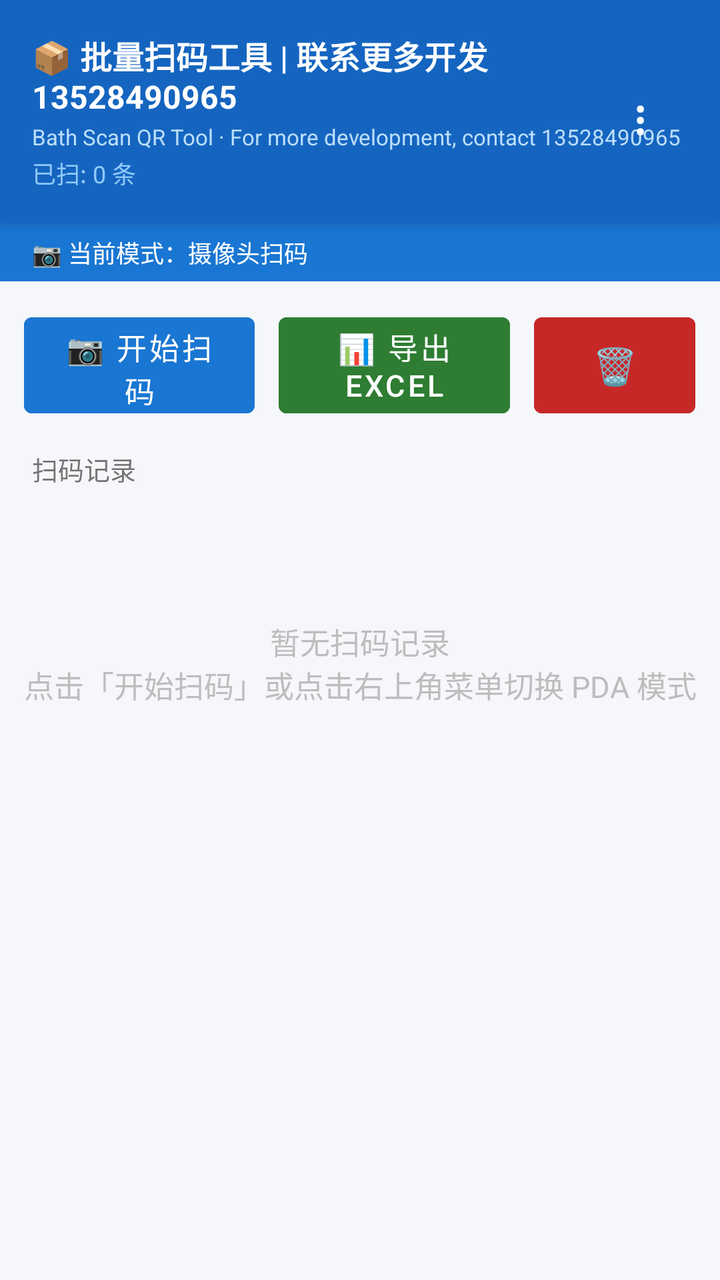
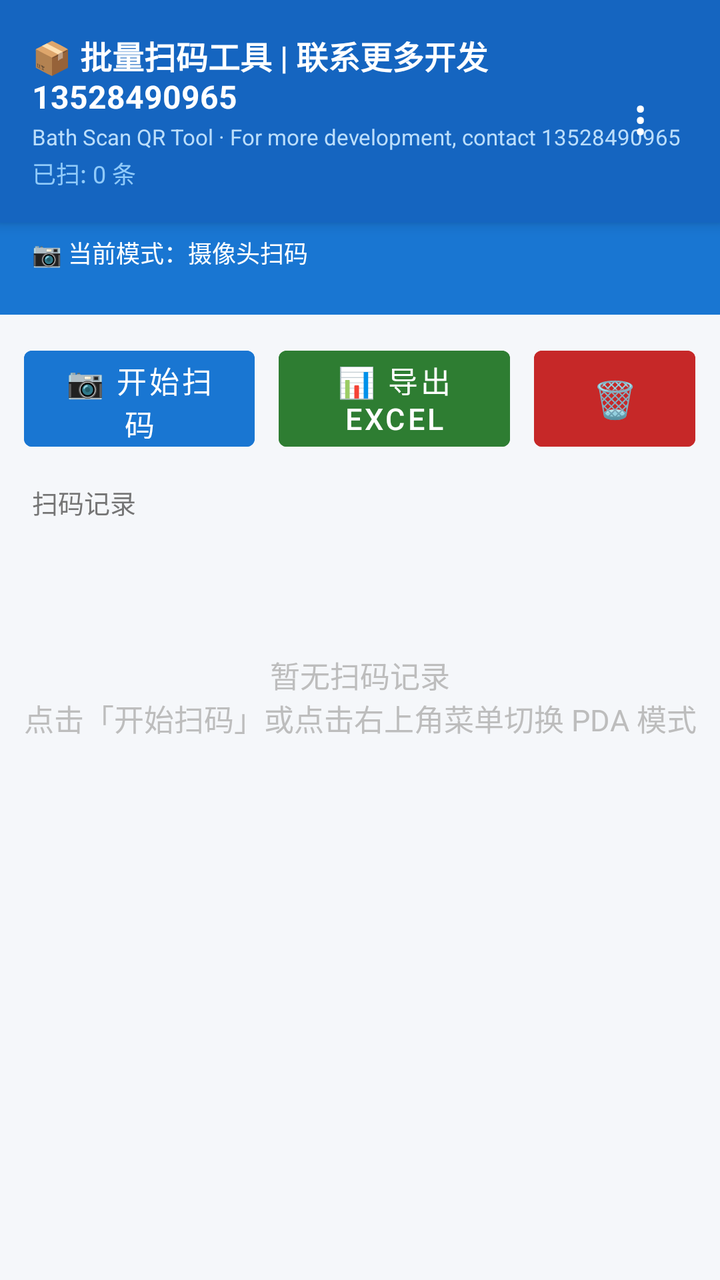

Before-and-after screenshots of an Android layout around one commit, followed by the original layout XML and the change that was made.
<!-- AndroidManifest.xml: application theme Theme.QRScanner -->
<!-- res/layout/activity_main.xml -->
<?xml version="1.0" encoding="utf-8"?>
<androidx.constraintlayout.widget.ConstraintLayout
    xmlns:android="http://schemas.android.com/apk/res/android"
    xmlns:app="http://schemas.android.com/apk/res-auto"
    android:layout_width="match_parent"
    android:layout_height="match_parent"
    android:background="#F5F7FA">

    <RelativeLayout
        android:id="@+id/toolbar"
        android:layout_width="0dp"
        android:layout_height="wrap_content"
        android:background="#1565C0"
        android:paddingStart="16dp"
        android:paddingEnd="16dp"
        android:paddingTop="16dp"
        android:paddingBottom="16dp"
        android:elevation="4dp"
        app:layout_constraintTop_toTopOf="parent"
        app:layout_constraintStart_toStartOf="parent"
        app:layout_constraintEnd_toEndOf="parent">

        <LinearLayout
            android:layout_width="wrap_content"
            android:layout_height="wrap_content"
            android:layout_alignParentStart="true"
            android:orientation="vertical">

            <TextView
                android:layout_width="wrap_content"
                android:layout_height="wrap_content"
                android:text="📦 批量扫码工具 | 联系更多开发 13528490965"
                android:textColor="#FFFFFF"
                android:textSize="16sp"
                android:textStyle="bold" />

            <TextView
                android:layout_width="wrap_content"
                android:layout_height="wrap_content"
                android:text="Bath Scan QR Tool · For more development, contact 13528490965"
                android:textColor="#BBDEFB"
                android:textSize="11sp"
                android:layout_marginTop="2dp" />

            <TextView
                android:id="@+id/tvCounter"
                android:layout_width="wrap_content"
                android:layout_height="wrap_content"
                android:text="已扫: 0 条"
                android:textColor="#90CAF9"
                android:textSize="12sp"
                android:layout_marginTop="2dp" />

        </LinearLayout>

        <Button
            android:id="@+id/btnMenu"
            android:layout_width="48dp"
            android:layout_height="48dp"
            android:layout_alignParentEnd="true"
            android:layout_centerVertical="true"
            android:background="?attr/selectableItemBackgroundBorderless"
            android:text="⋮"
            android:textSize="24sp"
            android:textColor="#FFFFFF"
            android:contentDescription="菜单" />

    </RelativeLayout>

    <TextView
        android:id="@+id/tvModeBar"
        android:layout_width="0dp"
        android:layout_height="wrap_content"
        android:text="📷 当前模式：摄像头扫码"
        android:textSize="12sp"
        android:textColor="#FFFFFF"
        android:background="#1976D2"
        android:paddingStart="16dp"
        android:paddingEnd="16dp"
        android:paddingTop="6dp"
        android:paddingBottom="6dp"
        app:layout_constraintTop_toBottomOf="@id/toolbar"
        app:layout_constraintStart_toStartOf="parent"
        app:layout_constraintEnd_toEndOf="parent" />

    <LinearLayout
        android:id="@+id/btnLayout"
        android:layout_width="0dp"
        android:layout_height="wrap_content"
        android:orientation="horizontal"
        android:padding="12dp"
        android:gravity="center"
        app:layout_constraintTop_toBottomOf="@id/tvModeBar"
        app:layout_constraintStart_toStartOf="parent"
        app:layout_constraintEnd_toEndOf="parent">

        <Button
            android:id="@+id/btnScan"
            android:layout_width="0dp"
            android:layout_height="60dp"
            android:layout_weight="1"
            android:layout_marginEnd="6dp"
            android:text="📷 开始扫码"
            android:textSize="15sp"
            android:textColor="#FFFFFF"
            android:backgroundTint="#1976D2"
            android:stateListAnimator="@null" />

        <Button
            android:id="@+id/btnExport"
            android:layout_width="0dp"
            android:layout_height="60dp"
            android:layout_weight="1"
            android:layout_marginStart="6dp"
            android:layout_marginEnd="6dp"
            android:text="📊 导出Excel"
            android:textSize="15sp"
            android:textColor="#FFFFFF"
            android:backgroundTint="#2E7D32"
            android:enabled="false"
            android:stateListAnimator="@null" />

        <Button
            android:id="@+id/btnClear"
            android:layout_width="0dp"
            android:layout_height="60dp"
            android:layout_weight="0.7"
            android:layout_marginStart="6dp"
            android:text="🗑️"
            android:textSize="18sp"
            android:textColor="#FFFFFF"
            android:backgroundTint="#C62828"
            android:enabled="false"
            android:stateListAnimator="@null" />

    </LinearLayout>

    <TextView
        android:id="@+id/tvListTitle"
        android:layout_width="0dp"
        android:layout_height="wrap_content"
        android:text="扫码记录"
        android:textSize="13sp"
        android:textColor="#757575"
        android:paddingStart="16dp"
        android:paddingEnd="16dp"
        android:paddingBottom="6dp"
        app:layout_constraintTop_toBottomOf="@id/btnLayout"
        app:layout_constraintStart_toStartOf="parent"
        app:layout_constraintEnd_toEndOf="parent" />

    <TextView
        android:id="@+id/tvEmpty"
        android:layout_width="0dp"
        android:layout_height="wrap_content"
        android:text="暂无扫码记录\n点击「开始扫码」或点击右上角菜单切换 PDA 模式"
        android:textSize="15sp"
        android:textColor="#BDBDBD"
        android:gravity="center"
        android:paddingTop="60dp"
        android:visibility="visible"
        app:layout_constraintTop_toBottomOf="@id/tvListTitle"
        app:layout_constraintStart_toStartOf="parent"
        app:layout_constraintEnd_toEndOf="parent" />

    <androidx.recyclerview.widget.RecyclerView
        android:id="@+id/recyclerView"
        android:layout_width="0dp"
        android:layout_height="0dp"
        android:paddingStart="8dp"
        android:paddingEnd="8dp"
        android:paddingBottom="8dp"
        android:clipToPadding="false"
        app:layout_constraintTop_toBottomOf="@id/tvListTitle"
        app:layout_constraintBottom_toBottomOf="parent"
        app:layout_constraintStart_toStartOf="parent"
        app:layout_constraintEnd_toEndOf="parent" />

</androidx.constraintlayout.widget.ConstraintLayout>
<!-- resources referenced by this layout -->
<resources>
  <style name="Theme.QRScanner" parent="Theme.MaterialComponents.Light.NoActionBar">
          <item name="colorPrimary">#1565C0</item>
          <item name="colorPrimaryVariant">#0D47A1</item>
          <item name="colorOnPrimary">#FFFFFF</item>
          <item name="colorSecondary">#2E7D32</item>
          <item name="android:windowBackground">#F5F7FA</item>
      </style>
</resources>

<!-- the commit's change to res/layout/activity_main.xml (unified diff, before → after) -->
@@ -78,8 +78,24 @@
         android:paddingStart="16dp"
         android:paddingEnd="16dp"
         android:paddingTop="6dp"
+        android:paddingBottom="2dp"
+        app:layout_constraintTop_toBottomOf="@id/toolbar"
+        app:layout_constraintStart_toStartOf="parent"
+        app:layout_constraintEnd_toEndOf="parent" />
+
+    <TextView
+        android:id="@+id/tvProjectName"
+        android:layout_width="0dp"
+        android:layout_height="wrap_content"
+        android:text=""
+        android:textSize="11sp"
+        android:textColor="#E3F2FD"
+        android:background="#1976D2"
+        android:paddingStart="16dp"
+        android:paddingEnd="16dp"
+        android:paddingTop="0dp"
         android:paddingBottom="6dp"
-        app:layout_constraintTop_toBottomOf="@id/toolbar"
+        app:layout_constraintTop_toBottomOf="@id/tvModeBar"
         app:layout_constraintStart_toStartOf="parent"
         app:layout_constraintEnd_toEndOf="parent" />
 
@@ -90,7 +106,7 @@
         android:orientation="horizontal"
         android:padding="12dp"
         android:gravity="center"
-        app:layout_constraintTop_toBottomOf="@id/tvModeBar"
+        app:layout_constraintTop_toBottomOf="@id/tvProjectName"
         app:layout_constraintStart_toStartOf="parent"
         app:layout_constraintEnd_toEndOf="parent">
 
